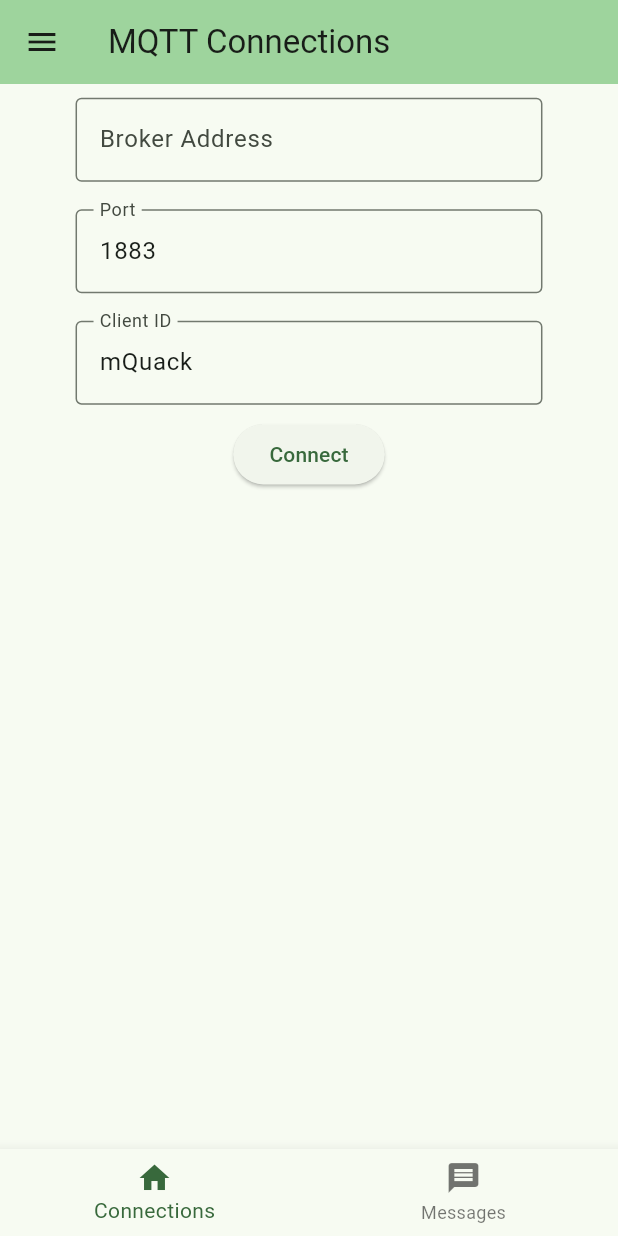
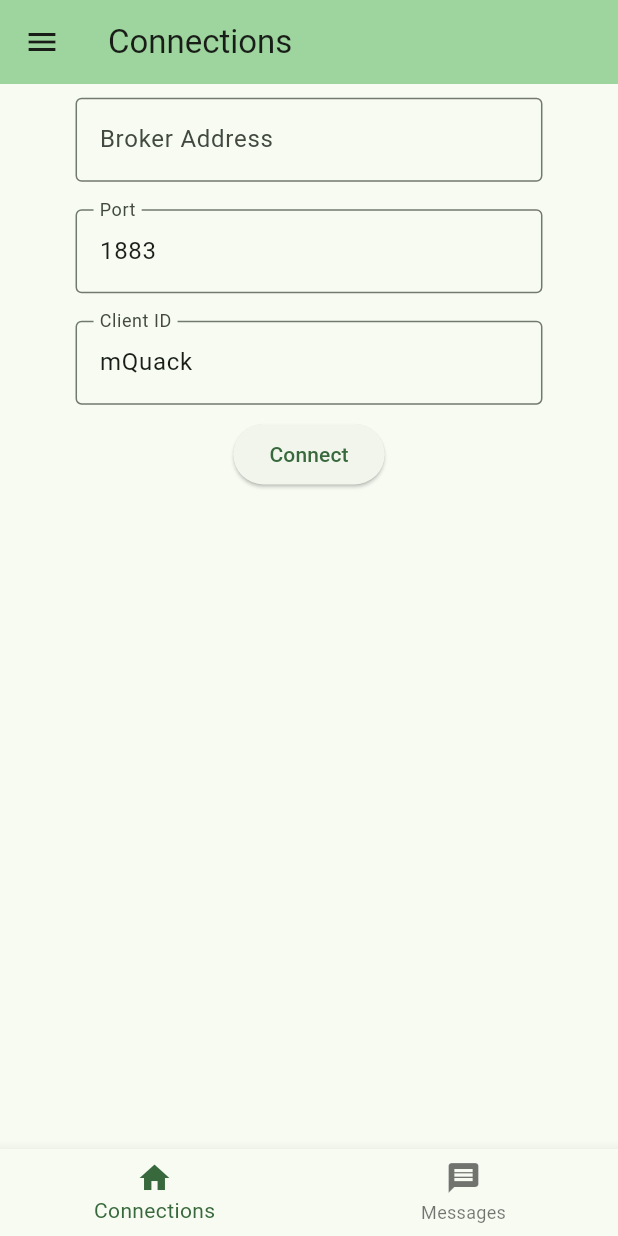
Before and after one commit to lazoolo/mquack, a Flutter app: the screen it shows after launch, on a phone screen of 412 x 824 dp. Run offline on Flutter 3.47's test engine with Material 3 defaults, Android fonts, the phone set to English and light mode, and no system bars; our stand-ins replace flutter_screenutil; missing offline and left inert: mqtt_client.

Commit message:
appbar titles

```diff
--- a/lib/navigation.dart
+++ b/lib/navigation.dart
@@ -41,6 +41,20 @@ class ResponsiveLayout extends StatelessWidget {
 
   const ResponsiveLayout({required this.currentIndex, required this.body});
 
+  String getTitle(BuildContext context) {
+    String routeName = ModalRoute.of(context)?.settings.name ?? '/connections';
+    switch (routeName) {
+      case '/connections':
+        return 'Connections';
+      case '/messages':
+        return 'Messages';
+      case '/logs':
+        return 'Logs';
+      default:
+        return 'MQTT Connections';
+    }
+  }
+
   @override
   Widget build(BuildContext context) {
     return LayoutBuilder(
@@ -51,7 +65,7 @@ class ResponsiveLayout extends StatelessWidget {
               child: Scaffold(
             appBar: AppBar(
               backgroundColor: Theme.of(context).colorScheme.inversePrimary,
-              title: Text('MQTT Connections'),
+              title: Text(getTitle(context)),
             ),
             drawer: SizedBox(
               width: MediaQuery.of(context).size.width *
@@ -97,15 +111,13 @@ class ResponsiveLayout extends StatelessWidget {
           return Scaffold(
             appBar: AppBar(
               backgroundColor: Theme.of(context).colorScheme.inversePrimary,
-              title: Text('MQTT Connections'),
+              title: Text(getTitle(context)),
             ),
             body: Row(
               children: [
-                Expanded(
-                  flex: 1,
-                  child: Container(
-                    color:
-                        Colors.grey[200], // Change this to your desired color
+                Container(
+                  width: 150,
+                  color: Colors.grey[200], // Change this to your desired color
                   child: ListView(
                     padding: EdgeInsets.zero,
                     children: <Widget>[
@@ -119,8 +131,7 @@ class ResponsiveLayout extends StatelessWidget {
                       ListTile(
                         title: Text('Messages'),
                         onTap: () {
-                            Navigator.pushReplacementNamed(
-                                context, '/messages');
+                          Navigator.pushReplacementNamed(context, '/messages');
                         },
                       ),
                       ListTile(
@@ -132,9 +143,7 @@ class ResponsiveLayout extends StatelessWidget {
                     ],
                   ),
                 ),
-                ),
                 Expanded(
-                  flex: 3,
                   child: Container(
                     child: Align(
                       alignment: Alignment.topCenter,
```
Lines whose indentation alone changed are shown as unchanged.
